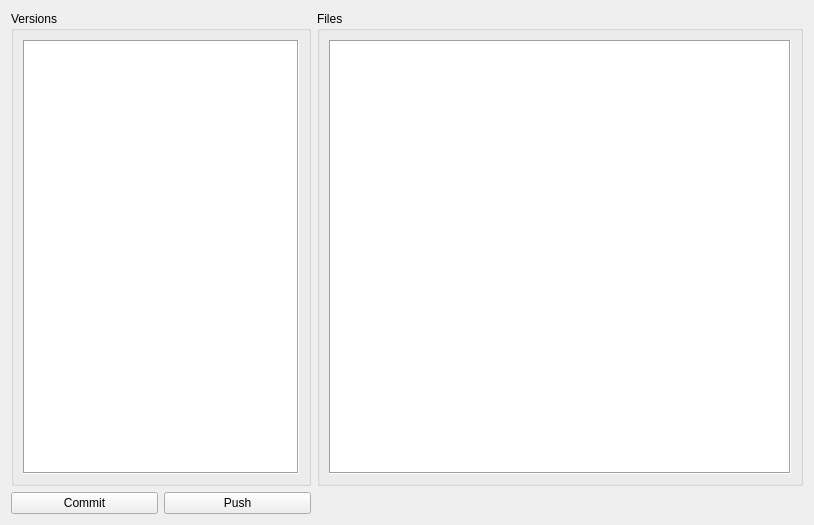
The window that version_list.ui (sanath111/rbhus_clone) describes before a commit, drawn with Qt 5.
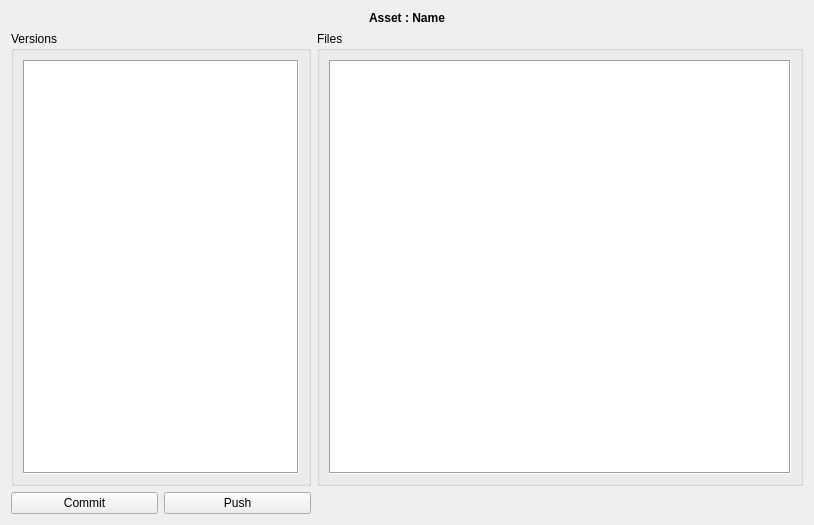
The same window after the commit.

What changed in the file:
```diff
--- a/version_list.ui
+++ b/version_list.ui
@@ -14,7 +14,7 @@
    <string>Form</string>
   </property>
   <layout class="QGridLayout" name="gridLayout_3">
-   <item row="0" column="0">
+   <item row="1" column="0">
     <widget class="QGroupBox" name="versionsGroupBox">
      <property name="maximumSize">
       <size>
@@ -48,7 +48,7 @@
      </layout>
     </widget>
    </item>
-   <item row="0" column="1">
+   <item row="1" column="1">
     <widget class="QGroupBox" name="filesGroupBox">
      <property name="title">
       <string>Files</string>
@@ -112,7 +112,7 @@
      </layout>
     </widget>
    </item>
-   <item row="1" column="0">
+   <item row="2" column="0">
     <layout class="QHBoxLayout" name="horizontalLayout">
      <item>
       <widget class="QPushButton" name="commitButt">
@@ -136,7 +136,7 @@
      </item>
     </layout>
    </item>
-   <item row="1" column="1">
+   <item row="2" column="1">
     <widget class="QLabel" name="messageLabel">
      <property name="text">
       <string/>
@@ -146,6 +146,22 @@
      </property>
     </widget>
    </item>
+   <item row="0" column="0" colspan="2">
+    <widget class="QLabel" name="assetName">
+     <property name="font">
+      <font>
+       <weight>75</weight>
+       <bold>true</bold>
+      </font>
+     </property>
+     <property name="text">
+      <string>Asset : Name</string>
+     </property>
+     <property name="alignment">
+      <set>Qt::AlignCenter</set>
+     </property>
+    </widget>
+   </item>
   </layout>
  </widget>
  <resources/>
```
